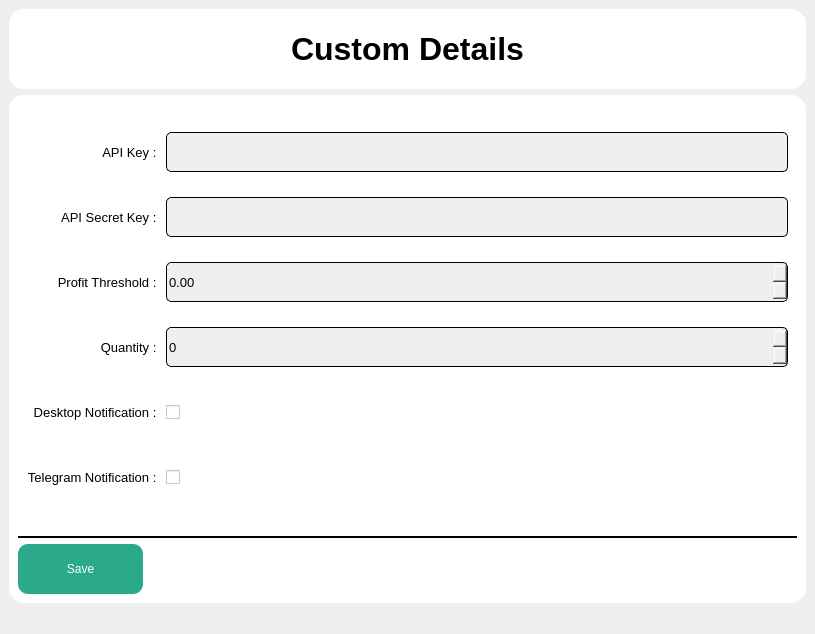
Above: UIFiles/customDetails.ui from ShubhamMandavkar/TYLiveProjectt-StockAutomationSystem before the change. Below: the same form after it.
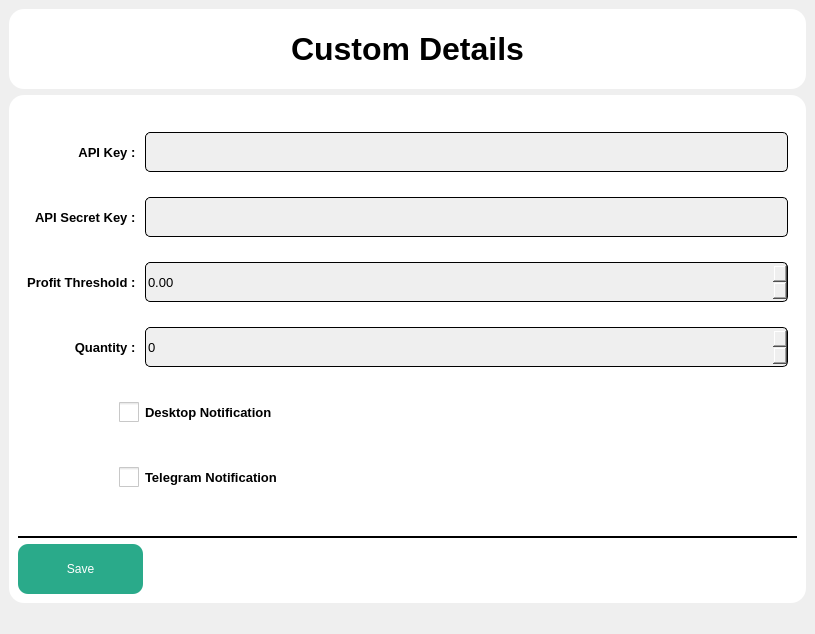
That is the form after the change.

Diff of the .ui file:
```diff
--- a/UIFiles/customDetails.ui
+++ b/UIFiles/customDetails.ui
@@ -84,97 +84,6 @@
           <enum>QFrame::Raised</enum>
          </property>
          <layout class="QGridLayout" name="gridLayout">
-          <item row="2" column="0">
-           <widget class="QLabel" name="lbProfitThrld">
-            <property name="font">
-             <font>
-              <pointsize>10</pointsize>
-             </font>
-            </property>
-            <property name="text">
-             <string>Profit Threshold : </string>
-            </property>
-            <property name="alignment">
-             <set>Qt::AlignRight|Qt::AlignTrailing|Qt::AlignVCenter</set>
-            </property>
-           </widget>
-          </item>
-          <item row="1" column="0">
-           <widget class="QLabel" name="lblApiSecretKey">
-            <property name="font">
-             <font>
-              <pointsize>10</pointsize>
-             </font>
-            </property>
-            <property name="text">
-             <string>API Secret Key : </string>
-            </property>
-            <property name="alignment">
-             <set>Qt::AlignRight|Qt::AlignTrailing|Qt::AlignVCenter</set>
-            </property>
-           </widget>
-          </item>
-          <item row="5" column="0">
-           <widget class="QLabel" name="lblTelegramNoti">
-            <property name="font">
-             <font>
-              <pointsize>10</pointsize>
-             </font>
-            </property>
-            <property name="text">
-             <string>Telegram Notification : </string>
-            </property>
-            <property name="alignment">
-             <set>Qt::AlignRight|Qt::AlignTrailing|Qt::AlignVCenter</set>
-            </property>
-           </widget>
-          </item>
-          <item row="4" column="0">
-           <widget class="QLabel" name="lblDesktopNoti">
-            <property name="font">
-             <font>
-              <pointsize>10</pointsize>
-             </font>
-            </property>
-            <property name="text">
-             <string>Desktop Notification : </string>
-            </property>
-            <property name="alignment">
-             <set>Qt::AlignRight|Qt::AlignTrailing|Qt::AlignVCenter</set>
-            </property>
-           </widget>
-          </item>
-          <item row="5" column="1">
-           <widget class="QCheckBox" name="cbTelegramNoti">
-            <property name="sizePolicy">
-             <sizepolicy hsizetype="Preferred" vsizetype="Preferred">
-              <horstretch>0</horstretch>
-              <verstretch>0</verstretch>
-             </sizepolicy>
-            </property>
-            <property name="minimumSize">
-             <size>
-              <width>0</width>
-              <height>40</height>
-             </size>
-            </property>
-            <property name="maximumSize">
-             <size>
-              <width>16777215</width>
-              <height>40</height>
-             </size>
-            </property>
-            <property name="styleSheet">
-             <string notr="true">QCheckBox{
-	color: rgb(0, 0, 0);
-	background-color: rgb(255, 255, 255);
-}</string>
-            </property>
-            <property name="text">
-             <string/>
-            </property>
-           </widget>
-          </item>
           <item row="2" column="1">
            <widget class="QDoubleSpinBox" name="dsbProfitThrld">
             <property name="sizePolicy">
@@ -210,7 +119,23 @@
             </property>
            </widget>
           </item>
-          <item row="4" column="1">
+          <item row="3" column="0">
+           <widget class="QLabel" name="lblQuantity">
+            <property name="font">
+             <font>
+              <pointsize>10</pointsize>
+              <bold>true</bold>
+             </font>
+            </property>
+            <property name="text">
+             <string>Quantity : </string>
+            </property>
+            <property name="alignment">
+             <set>Qt::AlignRight|Qt::AlignTrailing|Qt::AlignVCenter</set>
+            </property>
+           </widget>
+          </item>
+          <item row="5" column="0">
            <widget class="QCheckBox" name="cbDesktopNoti">
             <property name="sizePolicy">
              <sizepolicy hsizetype="Preferred" vsizetype="Preferred">
@@ -230,49 +155,36 @@
               <height>40</height>
              </size>
             </property>
+            <property name="font">
+             <font>
+              <pointsize>9</pointsize>
+             </font>
+            </property>
+            <property name="layoutDirection">
+             <enum>Qt::RightToLeft</enum>
+            </property>
             <property name="styleSheet">
              <string notr="true">QCheckBox{
 	color: rgb(0, 0, 0);
 	background-color: rgb(255, 255, 255);
+}
+
+QCheckBox::indicator {
+     width: 20px;
+     height: 20px;
 }</string>
             </property>
             <property name="text">
              <string/>
             </property>
-           </widget>
-          </item>
-          <item row="1" column="1">
-           <widget class="QLineEdit" name="leApiSecretKey">
-            <property name="sizePolicy">
-             <sizepolicy hsizetype="Preferred" vsizetype="Preferred">
-              <horstretch>0</horstretch>
-              <verstretch>0</verstretch>
-             </sizepolicy>
-            </property>
-            <property name="minimumSize">
+            <property name="iconSize">
              <size>
-              <width>0</width>
-              <height>40</height>
+              <width>20</width>
+              <height>20</height>
              </size>
             </property>
-            <property name="maximumSize">
-             <size>
-              <width>16777215</width>
-              <height>40</height>
-             </size>
-            </property>
-            <property name="font">
-             <font>
-              <pointsize>10</pointsize>
-             </font>
-            </property>
-            <property name="styleSheet">
-             <string notr="true">QLineEdit{
-	color: rgb(0, 0, 0);
-	background-color: rgb(239, 239, 239);
-	border : 1px solid black;
-	border-radius : 5px;
-}</string>
+            <property name="tristate">
+             <bool>false</bool>
             </property>
            </widget>
           </item>
@@ -281,6 +193,7 @@
             <property name="font">
              <font>
               <pointsize>10</pointsize>
+              <bold>true</bold>
              </font>
             </property>
             <property name="text">
@@ -291,23 +204,14 @@
             </property>
            </widget>
           </item>
-          <item row="3" column="0">
-           <widget class="QLabel" name="lblQuantity">
-            <property name="font">
-             <font>
-              <pointsize>10</pointsize>
-             </font>
+          <item row="1" column="1">
+           <widget class="QLineEdit" name="leApiSecretKey">
+            <property name="sizePolicy">
+             <sizepolicy hsizetype="Preferred" vsizetype="Preferred">
+              <horstretch>0</horstretch>
+              <verstretch>0</verstretch>
+             </sizepolicy>
             </property>
-            <property name="text">
-             <string>Quantity : </string>
-            </property>
-            <property name="alignment">
-             <set>Qt::AlignRight|Qt::AlignTrailing|Qt::AlignVCenter</set>
-            </property>
-           </widget>
-          </item>
-          <item row="0" column="1">
-           <widget class="QLineEdit" name="leApiKey">
             <property name="minimumSize">
              <size>
               <width>0</width>
@@ -335,6 +239,38 @@
             </property>
            </widget>
           </item>
+          <item row="5" column="1">
+           <widget class="QLabel" name="lblDesktopNoti">
+            <property name="font">
+             <font>
+              <pointsize>10</pointsize>
+              <bold>true</bold>
+             </font>
+            </property>
+            <property name="text">
+             <string>Desktop Notification </string>
+            </property>
+            <property name="alignment">
+             <set>Qt::AlignLeading|Qt::AlignLeft|Qt::AlignVCenter</set>
+            </property>
+           </widget>
+          </item>
+          <item row="2" column="0">
+           <widget class="QLabel" name="lbProfitThrld">
+            <property name="font">
+             <font>
+              <pointsize>10</pointsize>
+              <bold>true</bold>
+             </font>
+            </property>
+            <property name="text">
+             <string>Profit Threshold : </string>
+            </property>
+            <property name="alignment">
+             <set>Qt::AlignRight|Qt::AlignTrailing|Qt::AlignVCenter</set>
+            </property>
+           </widget>
+          </item>
           <item row="3" column="1">
            <widget class="QSpinBox" name="sbQuantity">
             <property name="sizePolicy">
@@ -370,6 +306,106 @@
             </property>
            </widget>
           </item>
+          <item row="1" column="0">
+           <widget class="QLabel" name="lblApiSecretKey">
+            <property name="font">
+             <font>
+              <pointsize>10</pointsize>
+              <bold>true</bold>
+             </font>
+            </property>
+            <property name="text">
+             <string>API Secret Key : </string>
+            </property>
+            <property name="alignment">
+             <set>Qt::AlignRight|Qt::AlignTrailing|Qt::AlignVCenter</set>
+            </property>
+           </widget>
+          </item>
+          <item row="0" column="1">
+           <widget class="QLineEdit" name="leApiKey">
+            <property name="minimumSize">
+             <size>
+              <width>0</width>
+              <height>40</height>
+             </size>
+            </property>
+            <property name="maximumSize">
+             <size>
+              <width>16777215</width>
+              <height>40</height>
+             </size>
+            </property>
+            <property name="font">
+             <font>
+              <pointsize>10</pointsize>
+             </font>
+            </property>
+            <property name="styleSheet">
+             <string notr="true">QLineEdit{
+	color: rgb(0, 0, 0);
+	background-color: rgb(239, 239, 239);
+	border : 1px solid black;
+	border-radius : 5px;
+}</string>
+            </property>
+           </widget>
+          </item>
+          <item row="7" column="1">
+           <widget class="QLabel" name="lblTelegramNoti">
+            <property name="font">
+             <font>
+              <pointsize>10</pointsize>
+              <bold>true</bold>
+             </font>
+            </property>
+            <property name="text">
+             <string>Telegram Notification </string>
+            </property>
+            <property name="alignment">
+             <set>Qt::AlignLeading|Qt::AlignLeft|Qt::AlignVCenter</set>
+            </property>
+           </widget>
+          </item>
+          <item row="7" column="0">
+           <widget class="QCheckBox" name="cbTelegramNoti">
+            <property name="sizePolicy">
+             <sizepolicy hsizetype="Preferred" vsizetype="Preferred">
+              <horstretch>0</horstretch>
+              <verstretch>0</verstretch>
+             </sizepolicy>
+            </property>
+            <property name="minimumSize">
+             <size>
+              <width>0</width>
+              <height>40</height>
+             </size>
+            </property>
+            <property name="maximumSize">
+             <size>
+              <width>16777215</width>
+              <height>40</height>
+             </size>
+            </property>
+            <property name="layoutDirection">
+             <enum>Qt::RightToLeft</enum>
+            </property>
+            <property name="styleSheet">
+             <string notr="true">QCheckBox{
+	color: rgb(0, 0, 0);
+	background-color: rgb(255, 255, 255);
+}
+
+QCheckBox::indicator {
+     width: 20px;
+     height: 20px;
+}</string>
+            </property>
+            <property name="text">
+             <string/>
+            </property>
+           </widget>
+          </item>
          </layout>
         </widget>
        </item>
```
